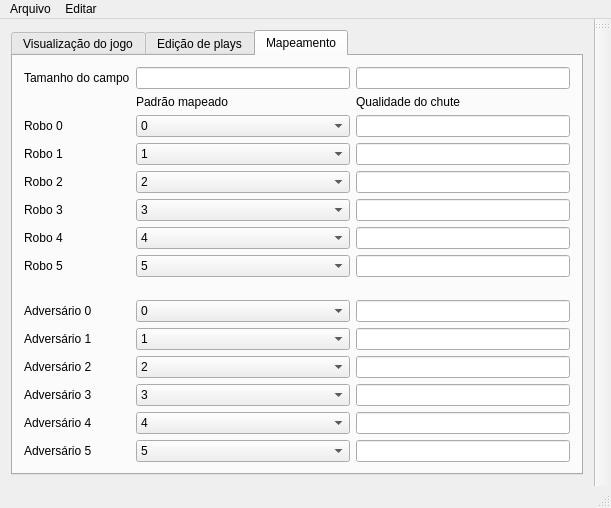
Before: the Qt Designer form src/clients/graphicalintelligence/GraphicalIntelligence.ui in legacy-roboime/legacy-roboime-intel, drawn with Qt 5.
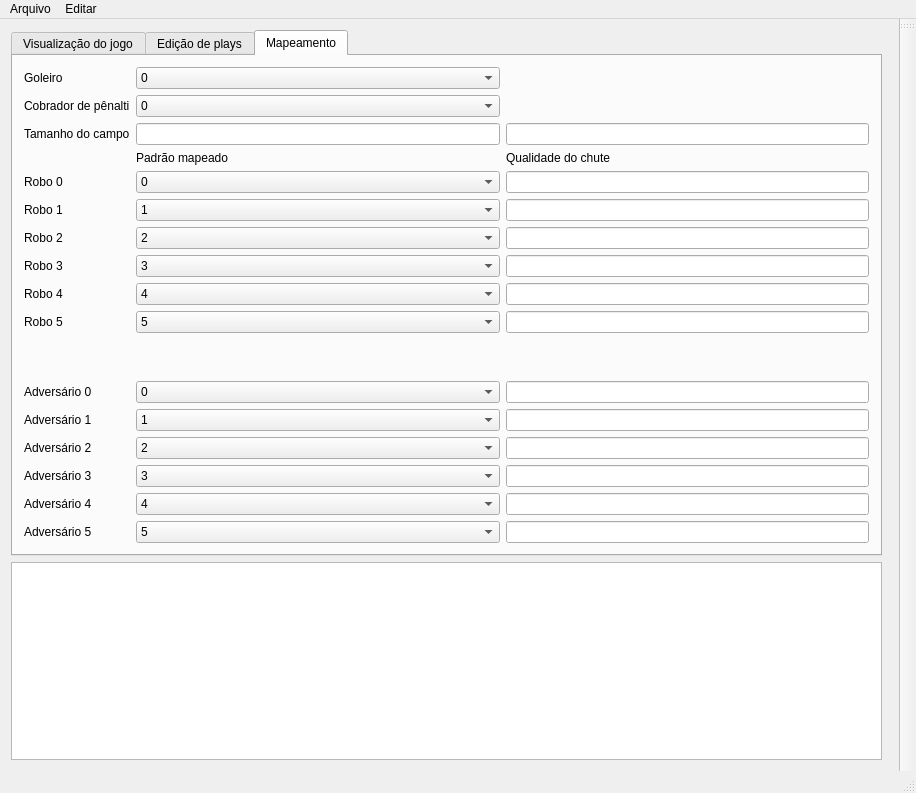
After: the same form once the commit is applied. Custom widgets are drawn as their Qt base class.

Commit message: Setting goalkeeper works now

```diff
--- a/src/clients/graphicalintelligence/GraphicalIntelligence.ui
+++ b/src/clients/graphicalintelligence/GraphicalIntelligence.ui
@@ -6,8 +6,8 @@
    <rect>
     <x>0</x>
     <y>0</y>
-    <width>611</width>
-    <height>508</height>
+    <width>916</width>
+    <height>793</height>
    </rect>
   </property>
   <property name="windowTitle">
@@ -16,6 +16,12 @@
   <widget class="QWidget" name="centralWidget">
    <layout class="QGridLayout" name="gridLayout_3">
     <item row="0" column="2">
+     <widget class="QWidget" name="widget" native="true"/>
+    </item>
+    <item row="1" column="0">
+     <widget class="StageView" name="stageView"/>
+    </item>
+    <item row="0" column="0">
      <widget class="QTabWidget" name="tabWidget">
       <property name="currentIndex">
        <number>2</number>
@@ -218,7 +224,17 @@
          </layout>
         </item>
         <item>
-         <widget class="StageView" name="stageView"/>
+         <spacer name="verticalSpacer_2">
+          <property name="orientation">
+           <enum>Qt::Vertical</enum>
+          </property>
+          <property name="sizeHint" stdset="0">
+           <size>
+            <width>20</width>
+            <height>40</height>
+           </size>
+          </property>
+         </spacer>
         </item>
        </layout>
       </widget>
@@ -297,101 +313,81 @@
         <string>Mapeamento</string>
        </attribute>
        <layout class="QGridLayout" name="gridLayout_5">
-        <item row="0" column="1">
-         <widget class="QLabel" name="label">
-          <property name="text">
-           <string>Tamanho do campo</string>
+        <item row="7" column="3">
+         <widget class="QComboBox" name="cmbRobot_2">
+          <property name="currentIndex">
+           <number>2</number>
           </property>
+          <item>
+           <property name="text">
+            <string>0</string>
+           </property>
+          </item>
+          <item>
+           <property name="text">
+            <string>1</string>
+           </property>
+          </item>
+          <item>
+           <property name="text">
+            <string>2</string>
+           </property>
+          </item>
+          <item>
+           <property name="text">
+            <string>3</string>
+           </property>
+          </item>
+          <item>
+           <property name="text">
+            <string>4</string>
+           </property>
+          </item>
+          <item>
+           <property name="text">
+            <string>5</string>
+           </property>
+          </item>
+          <item>
+           <property name="text">
+            <string>6</string>
+           </property>
+          </item>
+          <item>
+           <property name="text">
+            <string>7</string>
+           </property>
+          </item>
+          <item>
+           <property name="text">
+            <string>8</string>
+           </property>
+          </item>
+          <item>
+           <property name="text">
+            <string>9</string>
+           </property>
+          </item>
          </widget>
         </item>
-        <item row="0" column="3">
-         <widget class="QLineEdit" name="txtStageWidth"/>
-        </item>
-        <item row="0" column="4">
-         <widget class="QLineEdit" name="txtStageLenght"/>
-        </item>
-        <item row="3" column="1">
+        <item row="5" column="1">
          <widget class="QLabel" name="label_9">
           <property name="text">
            <string>Robo 0</string>
           </property>
          </widget>
         </item>
-        <item row="4" column="1">
-         <widget class="QLabel" name="label_10">
-          <property name="text">
-           <string>Robo 1</string>
-          </property>
-         </widget>
-        </item>
-        <item row="4" column="3">
-         <widget class="QComboBox" name="cmbRobot_1">
-          <property name="currentIndex">
-           <number>1</number>
-          </property>
-          <item>
-           <property name="text">
-            <string>0</string>
-           </property>
-          </item>
-          <item>
-           <property name="text">
-            <string>1</string>
-           </property>
-          </item>
-          <item>
-           <property name="text">
-            <string>2</string>
-           </property>
-          </item>
-          <item>
-           <property name="text">
-            <string>3</string>
-           </property>
-          </item>
-          <item>
-           <property name="text">
-            <string>4</string>
-           </property>
-          </item>
-          <item>
-           <property name="text">
-            <string>5</string>
-           </property>
-          </item>
-          <item>
-           <property name="text">
-            <string>6</string>
-           </property>
-          </item>
-          <item>
-           <property name="text">
-            <string>7</string>
-           </property>
-          </item>
-          <item>
-           <property name="text">
-            <string>8</string>
-           </property>
-          </item>
-          <item>
-           <property name="text">
-            <string>9</string>
-           </property>
-          </item>
-         </widget>
-        </item>
-        <item row="5" column="1">
+        <item row="7" column="1">
          <widget class="QLabel" name="label_11">
           <property name="text">
            <string>Robo 2</string>
           </property>
          </widget>
         </item>
-        <item row="5" column="3">
-         <widget class="QComboBox" name="cmbRobot_2">
+        <item row="6" column="3">
+         <widget class="QComboBox" name="cmbRobot_1">
           <property name="currentIndex">
-           <number>2</number>
+           <number>1</number>
           </property>
           <item>
            <property name="text">
@@ -446,13 +442,33 @@
          </widget>
         </item>
         <item row="6" column="1">
+         <widget class="QLabel" name="label_10">
+          <property name="text">
+           <string>Robo 1</string>
+          </property>
+         </widget>
+        </item>
+        <item row="2" column="1">
+         <widget class="QLabel" name="label">
+          <property name="text">
+           <string>Tamanho do campo</string>
+          </property>
+         </widget>
+        </item>
+        <item row="2" column="3">
+         <widget class="QLineEdit" name="txtStageWidth"/>
+        </item>
+        <item row="2" column="4">
+         <widget class="QLineEdit" name="txtStageLenght"/>
+        </item>
+        <item row="8" column="1">
          <widget class="QLabel" name="label_12">
           <property name="text">
            <string>Robo 3</string>
           </property>
          </widget>
         </item>
-        <item row="6" column="3">
+        <item row="8" column="3">
          <widget class="QComboBox" name="cmbRobot_3">
           <property name="currentIndex">
            <number>3</number>
@@ -509,14 +525,14 @@
           </item>
          </widget>
         </item>
-        <item row="7" column="1">
+        <item row="9" column="1">
          <widget class="QLabel" name="label_13">
           <property name="text">
            <string>Robo 4</string>
           </property>
          </widget>
         </item>
-        <item row="7" column="3">
+        <item row="9" column="3">
          <widget class="QComboBox" name="cmbRobot_4">
           <property name="currentIndex">
            <number>4</number>
@@ -573,14 +589,14 @@
           </item>
          </widget>
         </item>
-        <item row="8" column="1">
+        <item row="10" column="1">
          <widget class="QLabel" name="label_14">
           <property name="text">
            <string>Robo 5</string>
           </property>
          </widget>
         </item>
-        <item row="8" column="3">
+        <item row="10" column="3">
          <widget class="QComboBox" name="cmbRobot_5">
           <property name="currentIndex">
            <number>5</number>
@@ -637,7 +653,7 @@
           </item>
          </widget>
         </item>
-        <item row="3" column="3">
+        <item row="5" column="3">
          <widget class="QComboBox" name="cmbRobot_0">
           <item>
            <property name="text">
@@ -691,14 +707,14 @@
           </item>
          </widget>
         </item>
-        <item row="10" column="1">
+        <item row="12" column="1">
          <widget class="QLabel" name="label_15">
           <property name="text">
            <string>Adversário 0</string>
           </property>
          </widget>
         </item>
-        <item row="10" column="3">
+        <item row="12" column="3">
          <widget class="QComboBox" name="cmbAdversary_0">
           <item>
            <property name="text">
@@ -752,42 +768,42 @@
           </item>
          </widget>
         </item>
-        <item row="11" column="1">
+        <item row="13" column="1">
          <widget class="QLabel" name="label_16">
           <property name="text">
            <string>Adversário 1</string>
           </property>
          </widget>
         </item>
-        <item row="12" column="1">
+        <item row="14" column="1">
          <widget class="QLabel" name="label_17">
           <property name="text">
            <string>Adversário 2</string>
           </property>
          </widget>
         </item>
-        <item row="13" column="1">
+        <item row="15" column="1">
          <widget class="QLabel" name="label_18">
           <property name="text">
            <string>Adversário 3</string>
           </property>
          </widget>
         </item>
-        <item row="14" column="1">
+        <item row="16" column="1">
          <widget class="QLabel" name="label_19">
           <property name="text">
            <string>Adversário 4</string>
           </property>
          </widget>
         </item>
-        <item row="15" column="1">
+        <item row="17" column="1">
          <widget class="QLabel" name="label_20">
           <property name="text">
            <string>Adversário 5</string>
           </property>
          </widget>
         </item>
-        <item row="11" column="3">
+        <item row="13" column="3">
          <widget class="QComboBox" name="cmbAdversary_1">
           <property name="currentIndex">
            <number>1</number>
@@ -844,7 +860,7 @@
           </item>
          </widget>
         </item>
-        <item row="12" column="3">
+        <item row="14" column="3">
          <widget class="QComboBox" name="cmbAdversary_2">
           <property name="currentIndex">
            <number>2</number>
@@ -901,7 +917,7 @@
           </item>
          </widget>
         </item>
-        <item row="13" column="3">
+        <item row="15" column="3">
          <widget class="QComboBox" name="cmbAdversary_3">
           <property name="currentIndex">
            <number>3</number>
@@ -958,7 +974,7 @@
           </item>
          </widget>
         </item>
-        <item row="14" column="3">
+        <item row="16" column="3">
          <widget class="QComboBox" name="cmbAdversary_4">
           <property name="currentIndex">
            <number>4</number>
@@ -1015,7 +1031,7 @@
           </item>
          </widget>
         </item>
-        <item row="15" column="3">
+        <item row="17" column="3">
          <widget class="QComboBox" name="cmbAdversary_5">
           <property name="currentIndex">
            <number>5</number>
@@ -1072,39 +1088,39 @@
           </item>
          </widget>
         </item>
-        <item row="3" column="4">
+        <item row="5" column="4">
          <widget class="QLineEdit" name="kickAbilityU0"/>
         </item>
-        <item row="4" column="4">
+        <item row="6" column="4">
          <widget class="QLineEdit" name="kickAbilityU1"/>
         </item>
-        <item row="5" column="4">
+        <item row="7" column="4">
          <widget class="QLineEdit" name="kickAbilityU2"/>
         </item>
-        <item row="6" column="4">
+        <item row="8" column="4">
          <widget class="QLineEdit" name="kickAbilityU3"/>
         </item>
-        <item row="7" column="4">
+        <item row="9" column="4">
          <widget class="QLineEdit" name="kickAbilityU4"/>
         </item>
-        <item row="8" column="4">
+        <item row="10" column="4">
          <widget class="QLineEdit" name="kickAbilityU5"/>
         </item>
-        <item row="1" column="3">
+        <item row="3" column="3">
          <widget class="QLabel" name="label_21">
           <property name="text">
            <string>Padrão mapeado</string>
           </property>
          </widget>
         </item>
-        <item row="1" column="4">
+        <item row="3" column="4">
          <widget class="QLabel" name="label_22">
           <property name="text">
            <string>Qualidade do chute</string>
           </property>
          </widget>
         </item>
-        <item row="9" column="1">
+        <item row="11" column="1">
          <spacer name="verticalSpacer_3">
           <property name="orientation">
            <enum>Qt::Vertical</enum>
@@ -1117,24 +1133,106 @@
           </property>
          </spacer>
         </item>
-        <item row="10" column="4">
+        <item row="12" column="4">
          <widget class="QLineEdit" name="kickAbilityT0"/>
         </item>
-        <item row="11" column="4">
-         <widget class="QLineEdit" name="kickAbilityT1"/>
-        </item>
         <item row="13" column="4">
+         <widget class="QLineEdit" name="kickAbilityT1"/>
+        </item>
+        <item row="15" column="4">
          <widget class="QLineEdit" name="kickAbilityT3"/>
         </item>
-        <item row="12" column="4">
-         <widget class="QLineEdit" name="kickAbilityT2"/>
-        </item>
         <item row="14" column="4">
+         <widget class="QLineEdit" name="kickAbilityT2"/>
+        </item>
+        <item row="16" column="4">
          <widget class="QLineEdit" name="kickAbilityT4"/>
         </item>
-        <item row="15" column="4">
+        <item row="17" column="4">
          <widget class="QLineEdit" name="kickAbilityT5"/>
         </item>
+        <item row="0" column="1">
+         <widget class="QLabel" name="label_24">
+          <property name="text">
+           <string>Goleiro</string>
+          </property>
+         </widget>
+        </item>
+        <item row="0" column="3">
+         <widget class="QComboBox" name="cmbGoalkeeper">
+          <item>
+           <property name="text">
+            <string>0</string>
+           </property>
+          </item>
+          <item>
+           <property name="text">
+            <string>1</string>
+           </property>
+          </item>
+          <item>
+           <property name="text">
+            <string>2</string>
+           </property>
+          </item>
+          <item>
+           <property name="text">
+            <string>3</string>
+           </property>
+          </item>
+          <item>
+           <property name="text">
+            <string>4</string>
+           </property>
+          </item>
+          <item>
+           <property name="text">
+            <string>5</string>
+           </property>
+          </item>
+         </widget>
+        </item>
+        <item row="1" column="3">
+         <widget class="QComboBox" name="cmbPenalty">
+          <item>
+           <property name="text">
+            <string>0</string>
+           </property>
+          </item>
+          <item>
+           <property name="text">
+            <string>1</string>
+           </property>
+          </item>
+          <item>
+           <property name="text">
+            <string>2</string>
+           </property>
+          </item>
+          <item>
+           <property name="text">
+            <string>3</string>
+           </property>
+          </item>
+          <item>
+           <property name="text">
+            <string>4</string>
+           </property>
+          </item>
+          <item>
+           <property name="text">
+            <string>5</string>
+           </property>
+          </item>
+         </widget>
+        </item>
+        <item row="1" column="1">
+         <widget class="QLabel" name="label_23">
+          <property name="text">
+           <string>Cobrador de pênalti</string>
+          </property>
+         </widget>
+        </item>
        </layout>
       </widget>
      </widget>
@@ -1146,7 +1244,7 @@
     <rect>
      <x>0</x>
      <y>0</y>
-     <width>611</width>
+     <width>916</width>
      <height>21</height>
     </rect>
    </property>
```
Left out of the diff: 24 changed lines with no effect on the pictures. The commit also changes 6 other files.
